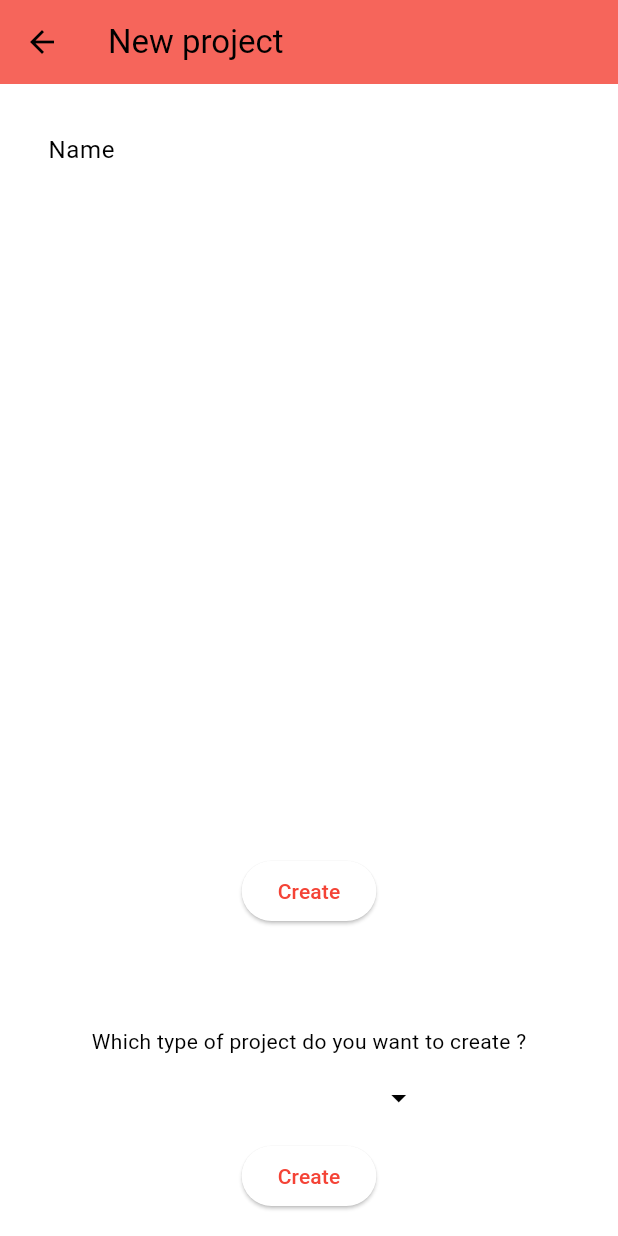
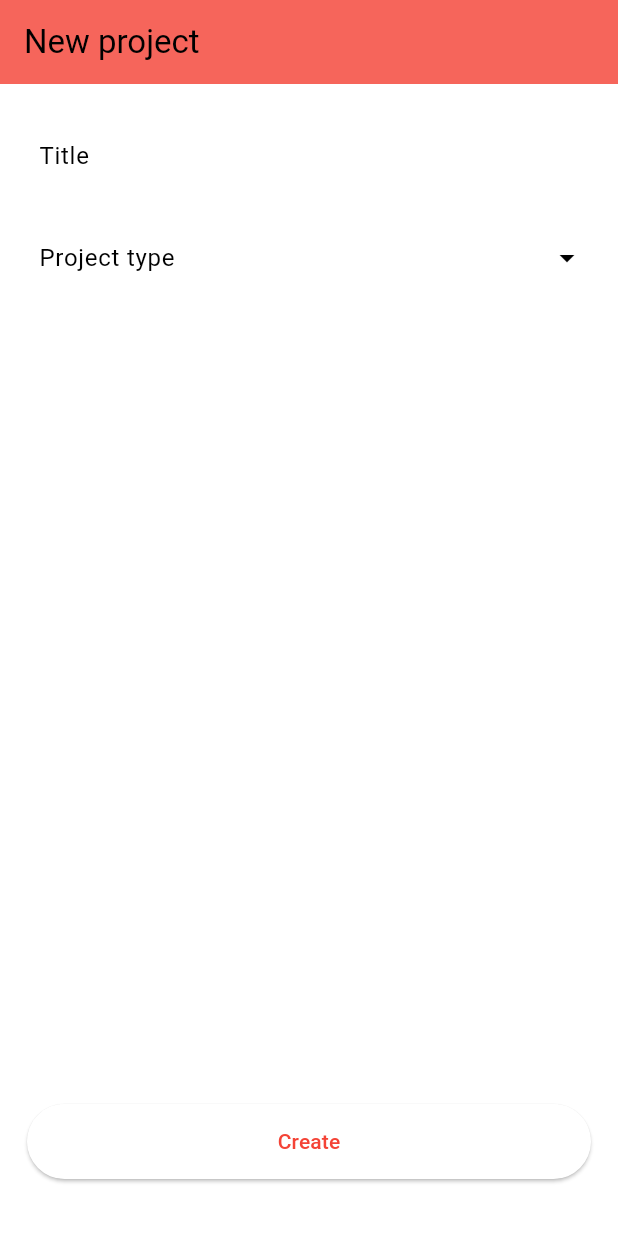
Before and after one commit to BhasherBEL/Splitr, a Flutter app: the HomePage screen opened directly, after a tap on the "add" icon, on a phone screen of 412 x 824 dp. Run offline on Flutter 3.47's test engine with Material 2 defaults, Android fonts, the phone set to English and light mode, and no system bars; drawn by our look-alikes of dynamic_color, select_form_field; our stand-ins replace flutter_slidable, pocketbase, shared_preferences, sqflite; accounts and stored records are empty.

Commit message:
merging new project pages

```diff
--- a/lib/components/home_page.dart
+++ b/lib/components/home_page.dart
@@ -1,8 +1,8 @@
 import 'package:flutter/material.dart';
-import 'package:shared/components/new_project.dart';
 import 'package:shared/components/projects_list.dart';
 import 'package:shared/model/app_data.dart';
 import 'package:shared/model/connectors/local/provider.dart';
+import 'package:shared/screens/new_project_screen.dart';
 
 import '../model/project.dart';
 import 'new_entry.dart';
@@ -101,8 +101,9 @@ class _HomePageState extends State<HomePage> {
                 await Navigator.push(
                   context,
                   MaterialPageRoute(
-                    builder: (context) =>
-                        hasProject ? NewEntryPage(project!) : NewProjectPage(),
+                    builder: (context) => hasProject
+                        ? NewEntryPage(project!)
+                        : NewProjectScreen(),
                   ),
                 );
                 setState(() {});
--- a/lib/components/new_project.dart
+++ /dev/null
@@ -1,140 +0,0 @@
-import 'package:flutter/material.dart';
-import 'package:shared/model/app_data.dart';
-
-import '../model/project.dart';
-
-class NewProjectPage extends StatefulWidget {
-  NewProjectPage({super.key, this.project});
-
-  Project? project;
-
-  @override
-  State<NewProjectPage> createState() => _NewProjectPageState();
-}
-
-class _NewProjectPageState extends State<NewProjectPage> {
-  int? providerId;
-  Map<int, String> providerDataMap = {};
-  String? message;
-
-  String get providerData {
-    int i = 0;
-    List<String> res = [];
-    while (providerDataMap.containsKey(i)) {
-      res.add(providerDataMap[i]!);
-      i++;
-    }
-    return res.join(';');
-  }
-
-  @override
-  Widget build(BuildContext context) {
-    TextEditingController projectTitleController = TextEditingController(
-        text: widget.project != null ? widget.project!.name : "");
-
-    return Scaffold(
-      appBar: AppBar(
-        elevation: 4,
-        title: Text("New project"),
-      ),
-      body: Padding(
-        padding: EdgeInsets.all(16.0),
-        child: Column(
-          children: [
-            TextField(
-              controller: projectTitleController,
-              autocorrect: false,
-              decoration: const InputDecoration(
-                labelText: "Name",
-                border: OutlineInputBorder(),
-              ),
-            ),
-            Spacer(),
-            ElevatedButton(
-              onPressed: () async {
-                if (widget.project == null) {
-                  widget.project = Project(
-                      name: projectTitleController.text,
-                      providerId: providerId!,
-                      providerData: providerData);
-                  AppData.current = widget.project;
-                } else {
-                  widget.project!.name = projectTitleController.text;
-                }
-                await widget.project!.conn.save();
-                Navigator.pop(context, true);
-              },
-              child: Text(widget.project == null ? 'Create' : 'Update'),
-            ),
-            const SizedBox(
-              height: 10,
-            ),
-            TextField(
-              controller: projectTitleController,
-              autocorrect: false,
-              decoration: const InputDecoration(border: OutlineInputBorder()),
-            ),
-            if (widget.project == null)
-              Column(
-                children: [
-                  const Text("Which type of project do you want to create ?"),
-                  DropdownMenu<int>(
-                    dropdownMenuEntries: const [
-                      DropdownMenuEntry(value: 0, label: "Local"),
-                      DropdownMenuEntry(value: 1, label: "PocketBase"),
-                    ],
-                    initialSelection: providerId,
-                    onSelected: (value) {
-                      setState(() {
-                        if (value != null) providerId = value;
-                      });
-                    },
-                  ),
-                  if (providerId == 1)
-                    Column(
-                      children: [
-                        const Text("Pocketbase instance:"),
-                        TextFormField(
-                          validator: (value) => value == null || value.isEmpty
-                              ? 'Instance can\'t be empty'
-                              : null,
-                          onChanged: (value) => providerDataMap[0] = value,
-                        ),
-                        const Text("Pocketbase username:"),
-                        TextFormField(
-                          onChanged: (value) => providerDataMap[1] = value,
-                        ),
-                        const Text("Pocketbase password:"),
-                        TextFormField(
-                          onChanged: (value) => providerDataMap[2] = value,
-                        ),
-                      ],
-                    ),
-                ],
-              ),
-            ElevatedButton(
-              onPressed: () async {
-                if (widget.project == null) {
-                  widget.project = Project(
-                    name: projectTitleController.text,
-                    providerId: providerId!,
-                    providerData: providerData,
-                  );
-                  await widget.project!.provider.connect();
-                  if (!await widget.project!.provider.checkConnection()) {
-                    return;
-                  }
-                } else {
-                  widget.project!.name = projectTitleController.text;
-                }
-                await widget.project!.conn.save();
-                Navigator.pop(context, true);
-              },
-              child: Text(widget.project == null ? 'Create' : 'Update'),
-            ),
-          ],
-        ),
-      ),
-    );
-  }
-}
--- a/lib/components/setup/project_setup_page.dart
+++ b/lib/components/pages/new_project_page.dart
@@ -1,17 +1,32 @@
 import 'package:flutter/material.dart';
 import 'package:select_form_field/select_form_field.dart';
-import 'package:shared/model/setup_data.dart';
+import 'package:shared/model/connectors/provider.dart';
 
-class ProjectSetupPage extends StatefulWidget {
-  ProjectSetupPage(this.setupData, {super.key});
+import '../../model/project.dart';
+import '../../model/project_data.dart';
 
-  SetupData setupData;
+class NewProjectPage extends StatefulWidget {
+  NewProjectPage({super.key, this.project, required this.projectData});
+
+  Project? project;
+  ProjectData projectData;
 
   @override
-  State<ProjectSetupPage> createState() => _ProjectSetupPageState();
+  State<NewProjectPage> createState() => _NewProjectPageState();
 }
 
-class _ProjectSetupPageState extends State<ProjectSetupPage> {
+class _NewProjectPageState extends State<NewProjectPage> {
+  @override
+  void initState() {
+    super.initState();
+    if (widget.project != null) {
+      widget.projectData.projectName = widget.project!.name;
+      widget.projectData.providerId = widget.project!.provider.id;
+      widget.projectData.providerDataMap =
+          widget.project!.provider.data.split(';').asMap();
+    }
+  }
+
   @override
   Widget build(BuildContext context) {
     return SingleChildScrollView(
@@ -20,8 +35,8 @@ class _ProjectSetupPageState extends State<ProjectSetupPage> {
           validator: (value) => value == null || value.isEmpty
               ? 'Your project can\'t have an empty title'
               : null,
-          initialValue: widget.setupData.projectName,
-          onChanged: (value) => widget.setupData.projectName = value,
+          initialValue: widget.projectData.projectName,
+          onChanged: (value) => widget.projectData.projectName = value,
           decoration: const InputDecoration(
             labelText: "Title",
             border: OutlineInputBorder(),
@@ -34,7 +49,11 @@ class _ProjectSetupPageState extends State<ProjectSetupPage> {
           children: [
             Expanded(
               child: SelectFormField(
+                validator: (value) => value == null || value.isEmpty
+                    ? 'You must select a project type!'
+                    : null,
                 type: SelectFormFieldType.dropdown,
+                initialValue: widget.projectData.providerId?.toString(),
                 items: const [
                   {'value': 0, 'label': "Local"},
                   {'value': 1, 'label': "PocketBase"},
@@ -42,7 +61,7 @@ class _ProjectSetupPageState extends State<ProjectSetupPage> {
                 // initialSelection: widget.setupData.providerId,
                 onChanged: (value) {
                   setState(() {
-                    widget.setupData.providerId = int.parse(value);
+                    widget.projectData.providerId = int.parse(value);
                   });
                 },
                 decoration: const InputDecoration(
@@ -57,15 +76,16 @@ class _ProjectSetupPageState extends State<ProjectSetupPage> {
         const SizedBox(
           height: 12, // <-- SEE HERE
         ),
-        if (widget.setupData.providerId == 1)
+        if (widget.projectData.providerId == 1)
           Column(
             children: [
               TextFormField(
                 validator: (value) => value == null || value.isEmpty
                     ? 'Instance URL can\'t be empty'
                     : null,
+                initialValue: widget.projectData.providerDataMap[0],
                 onChanged: (value) =>
-                    widget.setupData.providerDataMap[0] = value,
+                    widget.projectData.providerDataMap[0] = value,
                 decoration: const InputDecoration(
                   labelText: "Instance URL",
                   border: OutlineInputBorder(),
@@ -78,8 +98,9 @@ class _ProjectSetupPageState extends State<ProjectSetupPage> {
                 children: [
                   Expanded(
                     child: TextFormField(
+                      initialValue: widget.projectData.providerDataMap[1],
                       onChanged: (value) =>
-                          widget.setupData.providerDataMap[1] = value,
+                          widget.projectData.providerDataMap[1] = value,
                       validator: (value) => value == null || value.isEmpty
                           ? 'Username can\'t be empty'
                           : null,
@@ -94,8 +115,9 @@ class _ProjectSetupPageState extends State<ProjectSetupPage> {
                   ),
                   Expanded(
                     child: TextFormField(
+                      initialValue: widget.projectData.providerDataMap[2],
                       onChanged: (value) =>
-                          widget.setupData.providerDataMap[2] = value,
+                          widget.projectData.providerDataMap[2] = value,
                       validator: (value) => value == null || value.isEmpty
                           ? 'Password can\'t be empty'
                           : null,
--- a/lib/components/projects_list.dart
+++ b/lib/components/projects_list.dart
@@ -1,6 +1,6 @@
 import 'package:flutter/material.dart';
 import 'package:flutter_slidable/flutter_slidable.dart';
-import 'package:shared/components/new_project.dart';
+import 'package:shared/screens/new_project_screen.dart';
 
 import '../model/app_data.dart';
 import '../model/project.dart';
@@ -42,7 +42,7 @@ class _ProjectsListState extends State<ProjectsList> {
                         await Navigator.push(
                           context,
                           MaterialPageRoute(
-                            builder: (context) => NewProjectPage(
+                            builder: (context) => NewProjectScreen(
                               project: project,
                             ),
                           ),
--- a/lib/main.dart
+++ b/lib/main.dart
@@ -1,15 +1,17 @@
 import 'package:flutter/material.dart';
+import 'package:shared/screens/new_project_screen.dart';
 
 import 'model/app_data.dart';
 import 'screens/main_screen.dart';
-import 'screens/setup_screen.dart';
 import 'screens/splash_screen.dart';
 
 void main() async {
   runApp(const SplashScreen());
   await AppData.init();
   if (AppData.firstRun) {
-    runApp(const SetupScreen());
+    runApp(NewProjectScreen(
+      first: true,
+    ));
   } else {
     runApp(const MainScreen());
   }
--- a/lib/model/setup_data.dart
+++ b/lib/model/project_data.dart
@@ -1,20 +1,19 @@
-class SetupData {
-  SetupData({
-    this.pseudo,
-    this.firstname,
-    this.lastname,
+class ProjectData {
+  ProjectData({
     this.projectName,
-    this.providerId = 0,
-  });
+    this.providerId,
+    String? providerData,
+  }) {
+    providerData?.split(';').asMap().forEach((key, value) {
+      providerDataMap[key] = value;
+    });
+  }
 
-  String? pseudo;
-  String? firstname;
-  String? lastname;
   String? projectName;
-  int providerId;
+  int? providerId;
   Map<int, String> providerDataMap = {};
 
-  String get providerData {
+  String getProviderData() {
     int i = 0;
     List<String> res = [];
     while (providerDataMap.containsKey(i)) {
--- /dev/null
+++ b/lib/screens/new_project_screen.dart
@@ -0,0 +1,88 @@
+import 'package:flutter/material.dart';
+import 'package:pocketbase/pocketbase.dart';
+import 'package:shared/model/connectors/provider.dart';
+import 'package:shared/model/project_data.dart';
+import 'package:shared/screens/new_screen.dart';
+
+import '../components/pages/new_project_page.dart';
+import '../model/app_data.dart';
+import '../model/project.dart';
+import 'main_screen.dart';
+
+class NewProjectScreen extends StatelessWidget {
+  NewProjectScreen({this.first = false, this.project, super.key});
+
+  bool first;
+  Project? project;
+
+  ProjectData setupData = ProjectData();
+
+  @override
+  Widget build(BuildContext context) {
+    return NewScreen(
+      title: first
+          ? 'Create your first project!'
+          : project == null
+              ? 'New project'
+              : 'Update project',
+      buttonTitle: first
+          ? 'Let\'s started'
+          : project == null
+              ? 'Create'
+              : 'Update',
+      page: NewProjectPage(
+        projectData: setupData,
+        project: project,
+      ),
+      onValidate: (context, formKey) async {
+        if (formKey.currentState != null && formKey.currentState!.validate()) {
+          if (project == null) {
+            project = Project(
+              name: setupData.projectName!,
+              providerId: setupData.providerId!,
+              providerData: setupData.getProviderData(),
+            );
+          } else {
+            project!.name = setupData.projectName!;
+            project!.provider = Provider.initFromId(
+              setupData.providerId!,
+              project!,
+              setupData.getProviderData(),
+            );
+          }
+          try {
+            await project!.provider.connect();
+          } on ClientException {
+            if (context.mounted) {
+              ScaffoldMessenger.of(context).showSnackBar(
+                const SnackBar(
+                  content: Text("Connection error"),
+                ),
+              );
+            }
+            return;
+          } catch (e) {
+            if (context.mounted) {
+              ScaffoldMessenger.of(context).showSnackBar(
+                SnackBar(
+                  content: Text(e.toString()),
+                ),
+              );
+            }
+            return;
+          }
+          AppData.current = project;
+          await project!.conn.save();
+          if (first) {
+            AppData.firstRun = false;
+            runApp(const MainScreen());
+          } else {
+            if (context.mounted) {
+              Navigator.pop(context, true);
+            }
+          }
+        }
+      },
+    );
+  }
+}
--- /dev/null
+++ b/lib/screens/new_screen.dart
@@ -0,0 +1,77 @@
+import 'package:dynamic_color/dynamic_color.dart';
+import 'package:flutter/material.dart';
+
+import 'main_screen.dart';
+
+class NewScreen extends StatelessWidget {
+  NewScreen({
+    super.key,
+    this.title,
+    required this.page,
+    this.onValidate,
+    this.buttonTitle,
+  });
+
+  String? title;
+  Widget page;
+  void Function(BuildContext context, GlobalKey<FormState> formKey)? onValidate;
+  final GlobalKey<FormState> formKey = GlobalKey();
+  String? buttonTitle;
+
+  @override
+  Widget build(BuildContext context) {
+    return DynamicColorBuilder(builder: (lightColorScheme, darkColorScheme) {
+      return MaterialApp(
+        title: title ?? 'Shared',
+        theme: defaultTheme,
+        darkTheme: defaultDarkTheme,
+        home: Scaffold(
+          appBar: title == null
+              ? null
+              : AppBar(
+                  title: Text(title!),
+                  elevation: 4,
+                ),
+          body: Form(
+            key: formKey,
+            child: SafeArea(
+              child: Padding(
+                padding:
+                    const EdgeInsets.symmetric(horizontal: 10, vertical: 20),
+                child: Column(
+                  children: [
+                    Expanded(
+                      child: page,
+                    ),
+                    Padding(
+                      padding: const EdgeInsets.only(bottom: 10.0),
+                      child: Expanded(
+                        child: Padding(
+                          padding: const EdgeInsets.all(8.0),
+                          child: SizedBox(
+                            width: double.infinity,
+                            child: ElevatedButton(
+                              onPressed: onValidate == null
+                                  ? null
+                                  : () => onValidate!(context, formKey),
+                              child: Padding(
+                                padding: const EdgeInsets.all(15.0),
+                                child: Text(buttonTitle == null
+                                    ? "Finish"
+                                    : buttonTitle!),
+                              ),
+                            ),
+                          ),
+                        ),
+                      ),
+                    ),
+                  ],
+                ),
+              ),
+            ),
+          ),
+        ),
+      );
+    });
+  }
+}
```
Also changed, not shown: lib/model/connectors/provider.dart (+11 -0 lines), lib/screens/setup_screen.dart (deleted, +0 -128 lines).
